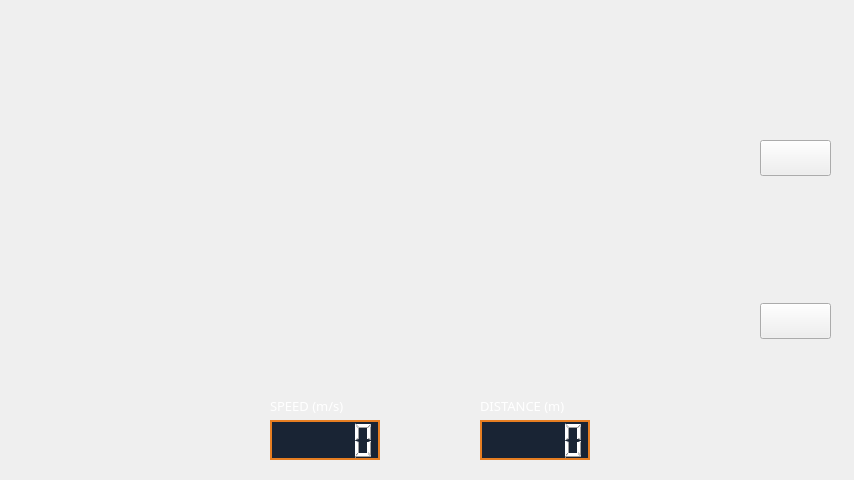
First picture: the form in UI_phase1.ui, repository andreagy/Robot_GUI, before the edit.
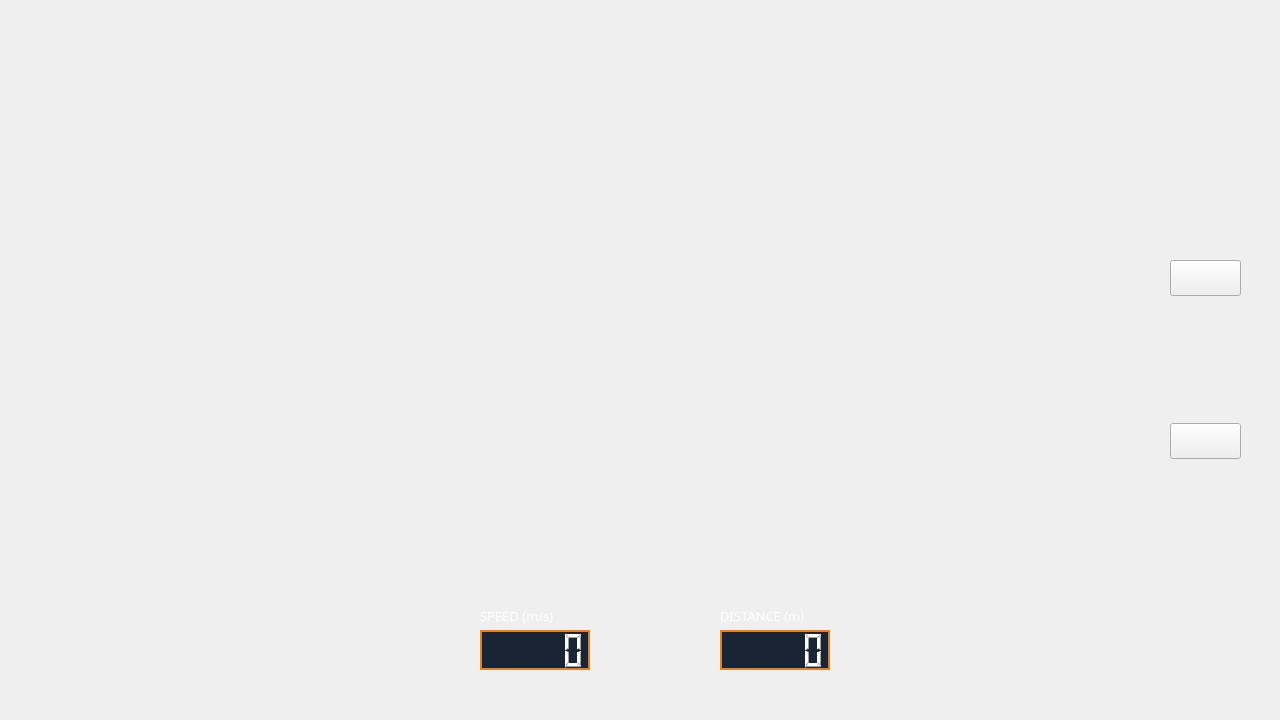
Second picture: the form after the edit. Icons and pictures are not drawn.

```diff
--- a/UI_phase1.ui
+++ b/UI_phase1.ui
@@ -9,26 +9,44 @@
    <rect>
     <x>0</x>
     <y>0</y>
-    <width>854</width>
-    <height>480</height>
+    <width>1280</width>
+    <height>720</height>
    </rect>
   </property>
+  <property name="sizePolicy">
+   <sizepolicy hsizetype="Preferred" vsizetype="Preferred">
+    <horstretch>0</horstretch>
+    <verstretch>0</verstretch>
+   </sizepolicy>
+  </property>
   <property name="minimumSize">
    <size>
-    <width>640</width>
-    <height>480</height>
+    <width>1280</width>
+    <height>720</height>
    </size>
   </property>
   <property name="maximumSize">
    <size>
-    <width>3840</width>
-    <height>2160</height>
+    <width>1920</width>
+    <height>1080</height>
    </size>
   </property>
   <property name="windowTitle">
    <string>RobotUI</string>
   </property>
   <widget class="QWidget" name="centralwidget">
+   <property name="sizePolicy">
+    <sizepolicy hsizetype="Fixed" vsizetype="Fixed">
+     <horstretch>0</horstretch>
+     <verstretch>0</verstretch>
+    </sizepolicy>
+   </property>
+   <property name="maximumSize">
+    <size>
+     <width>1920</width>
+     <height>1080</height>
+    </size>
+   </property>
    <property name="styleSheet">
     <string notr="true">#centralwidget {
 	background-color: none;
@@ -43,14 +61,14 @@
      <rect>
       <x>0</x>
       <y>0</y>
-      <width>854</width>
-      <height>480</height>
+      <width>1280</width>
+      <height>720</height>
      </rect>
     </property>
     <property name="minimumSize">
      <size>
-      <width>854</width>
-      <height>480</height>
+      <width>1280</width>
+      <height>720</height>
      </size>
     </property>
     <property name="maximumSize">
@@ -77,8 +95,8 @@
      <rect>
       <x>30</x>
       <y>30</y>
-      <width>220</width>
-      <height>140</height>
+      <width>320</width>
+      <height>240</height>
      </rect>
     </property>
     <property name="locale">
@@ -91,8 +109,8 @@
    <widget class="QLCDNumber" name="speed_display">
     <property name="geometry">
      <rect>
-      <x>270</x>
-      <y>420</y>
+      <x>480</x>
+      <y>630</y>
       <width>110</width>
       <height>40</height>
      </rect>
@@ -130,8 +148,8 @@
    <widget class="QLCDNumber" name="distance_display">
     <property name="geometry">
      <rect>
-      <x>480</x>
-      <y>420</y>
+      <x>720</x>
+      <y>630</y>
       <width>110</width>
       <height>40</height>
      </rect>
@@ -164,8 +182,8 @@
    <widget class="QLabel" name="speed_label">
     <property name="geometry">
      <rect>
-      <x>270</x>
-      <y>390</y>
+      <x>480</x>
+      <y>600</y>
       <width>111</width>
       <height>31</height>
      </rect>
@@ -196,8 +214,8 @@
    <widget class="QLabel" name="distance_label">
     <property name="geometry">
      <rect>
-      <x>480</x>
-      <y>390</y>
+      <x>720</x>
+      <y>600</y>
       <width>121</width>
       <height>31</height>
      </rect>
@@ -230,8 +248,8 @@
      <rect>
       <x>30</x>
       <y>30</y>
-      <width>220</width>
-      <height>140</height>
+      <width>320</width>
+      <height>240</height>
      </rect>
     </property>
     <property name="locale">
@@ -246,14 +264,14 @@
      <rect>
       <x>0</x>
       <y>0</y>
-      <width>854</width>
-      <height>480</height>
+      <width>1280</width>
+      <height>720</height>
      </rect>
     </property>
     <property name="minimumSize">
      <size>
-      <width>854</width>
-      <height>480</height>
+      <width>1280</width>
+      <height>720</height>
      </size>
     </property>
     <property name="maximumSize">
@@ -278,8 +296,8 @@
    <widget class="QWidget" name="verticalLayoutWidget">
     <property name="geometry">
      <rect>
-      <x>760</x>
-      <y>20</y>
+      <x>1170</x>
+      <y>140</y>
       <width>71</width>
       <height>441</height>
      </rect>
```
